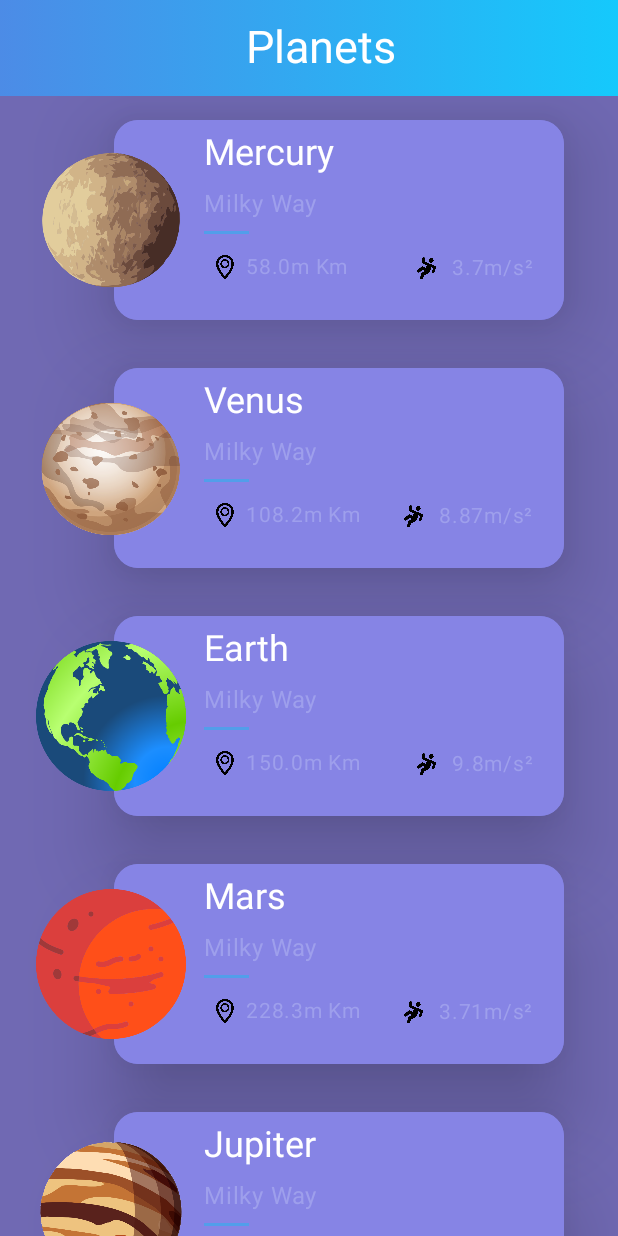
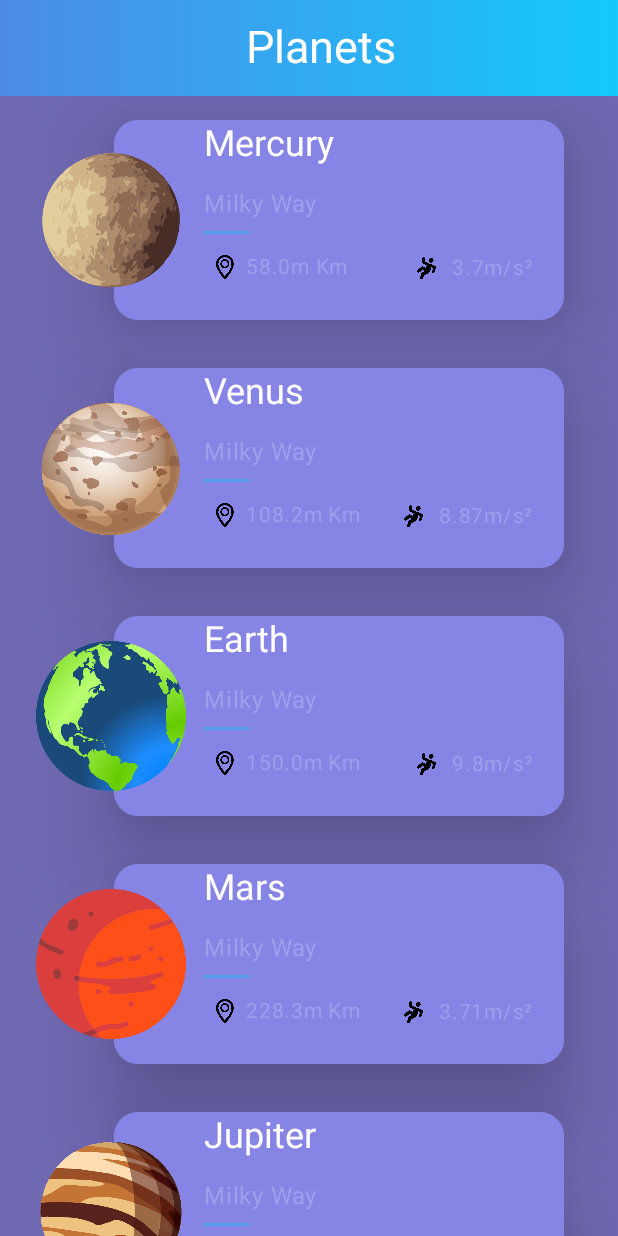
Before and after one commit to EugeneTheDuckovich/pmp_lab2, an Android app built with Jetpack Compose: the screen it shows after launch (MainActivity), on a phone screen of 412 x 824 dp. Run offline under Robolectric (Android 15) with nearby library versions, the phone set to English and light mode, and no system bars.

Commit message:
final fixes

```diff
--- a/app/src/main/java/com/example/pmp_lab1/MainActivity.kt
+++ b/app/src/main/java/com/example/pmp_lab1/MainActivity.kt
@@ -143,13 +143,18 @@ fun PlanetCard(planet: Planet, modifier: Modifier = Modifier) {
                     style = MaterialTheme.typography.headlineSmall,
                     color = Color.White,
                     modifier = Modifier
-                        .padding(top = 6.dp)
+                )
+                Spacer(
+                    modifier = Modifier
+                        .height(12.dp)
+                        .fillMaxWidth()
+                        //.background(Color(82,158,234,255))
                 )
                 Text(
                     text = planet.galaxy,
                     color = Color(158,159,236,255),
                     modifier = Modifier
-                        .padding(top = 6.dp, bottom = 6.dp),
+                        .padding( bottom = 6.dp),
                 )
 
                 Spacer(
--- a/app/src/main/java/com/example/pmp_lab1/model/Planet.kt
+++ b/app/src/main/java/com/example/pmp_lab1/model/Planet.kt
@@ -1,6 +1,7 @@
 package com.example.pmp_lab1.model
 
 import androidx.annotation.DrawableRes
+import com.example.pmp_lab1.R
 
 data class Planet (
     val name: String,
```
